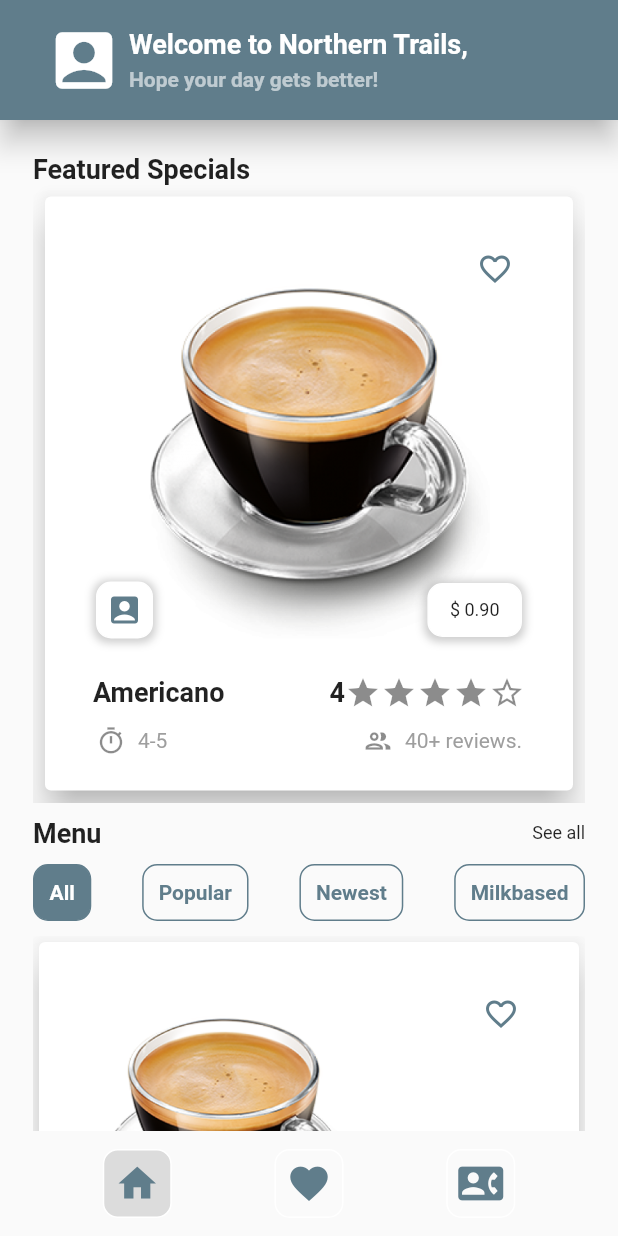
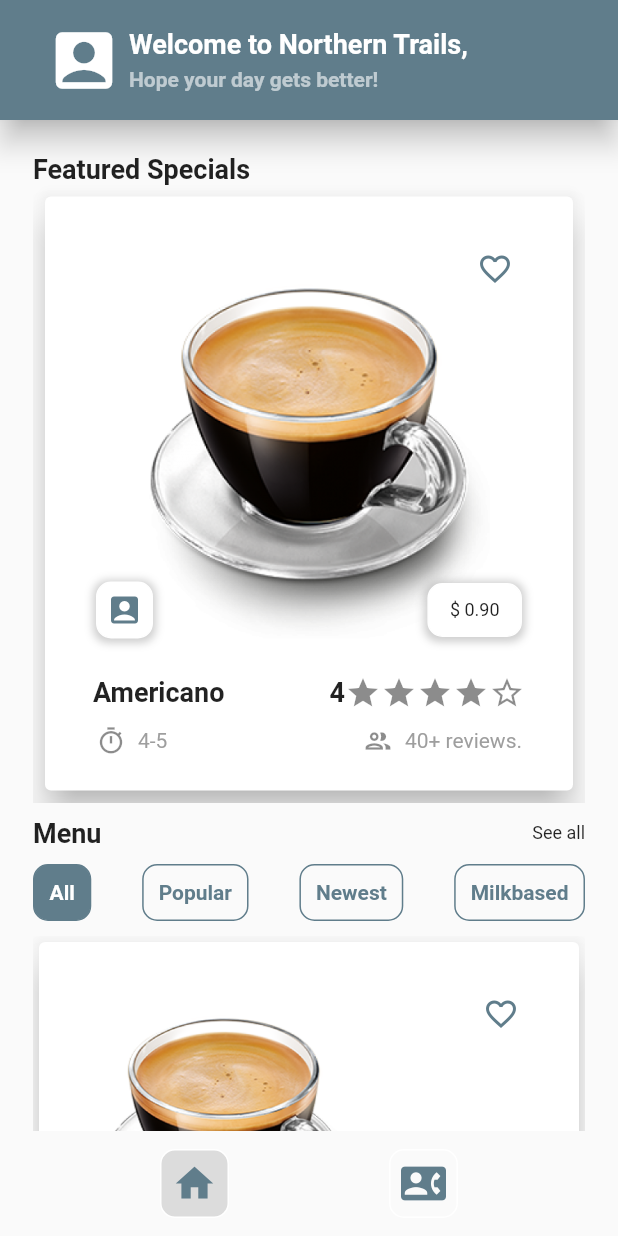
Before and after one commit to abikkk/cafe-northern-trails-app, a Flutter app: the screen it shows after launch, on a phone screen of 412 x 824 dp. Run offline on Flutter 3.47's test engine with Material 2 defaults, Android fonts, the phone set to English and light mode, and no system bars; our stand-ins replace get.

Commit message:
UI changes

```diff
--- a/lib/screens/home_view.dart
+++ b/lib/screens/home_view.dart
@@ -408,8 +408,14 @@ class _HomeViewState extends State<HomeView> {
                           'Menu',
                           style: AppThemeData.appTheme.textTheme.titleMedium,
                         ),
-                        const Text(
-                          'See all',
+                        InkWell(
+                          onTap: () {
+                            PageRouter.instance
+                                .openActivity(context, MenuView(items: items));
+                          },
+                          child: const Text(
+                            'See all',
+                          ),
                         ),
                       ],
                     ),
@@ -532,13 +538,13 @@ class _HomeViewState extends State<HomeView> {
               iconData: Icons.home,
               isSelected: navSelection == 0 ? true : false,
             ),
-            NavBarIcons(
-                callBack: () {
-                  PageRouter.instance
-                      .openActivity(context, MenuView(items: items));
-                },
-                isSelected: navSelection == 1 ? true : false,
-                iconData: Icons.favorite),
+            // NavBarIcons(
+            //     callBack: () {
+            //       PageRouter.instance
+            //           .openActivity(context, MenuView(items: items));
+            //     },
+            //     isSelected: navSelection == 1 ? true : false,
+            //     iconData: Icons.favorite),
             NavBarIcons(
                 callBack: () {
                   Get.toNamed(StringUtils.routeContact);
```
